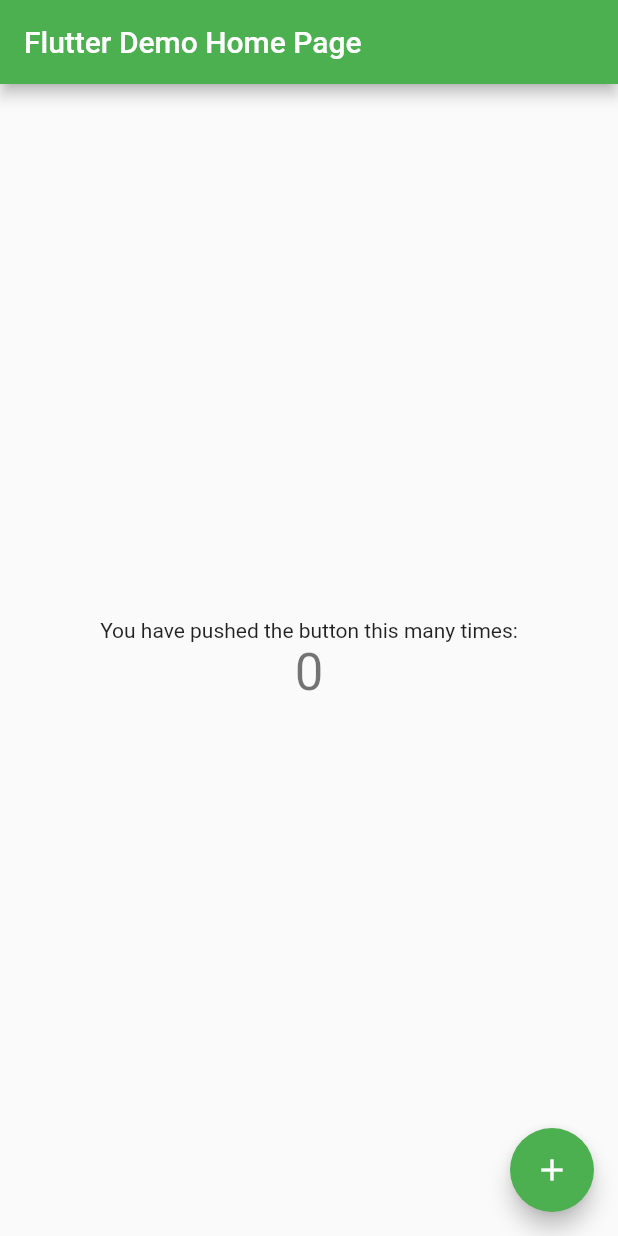
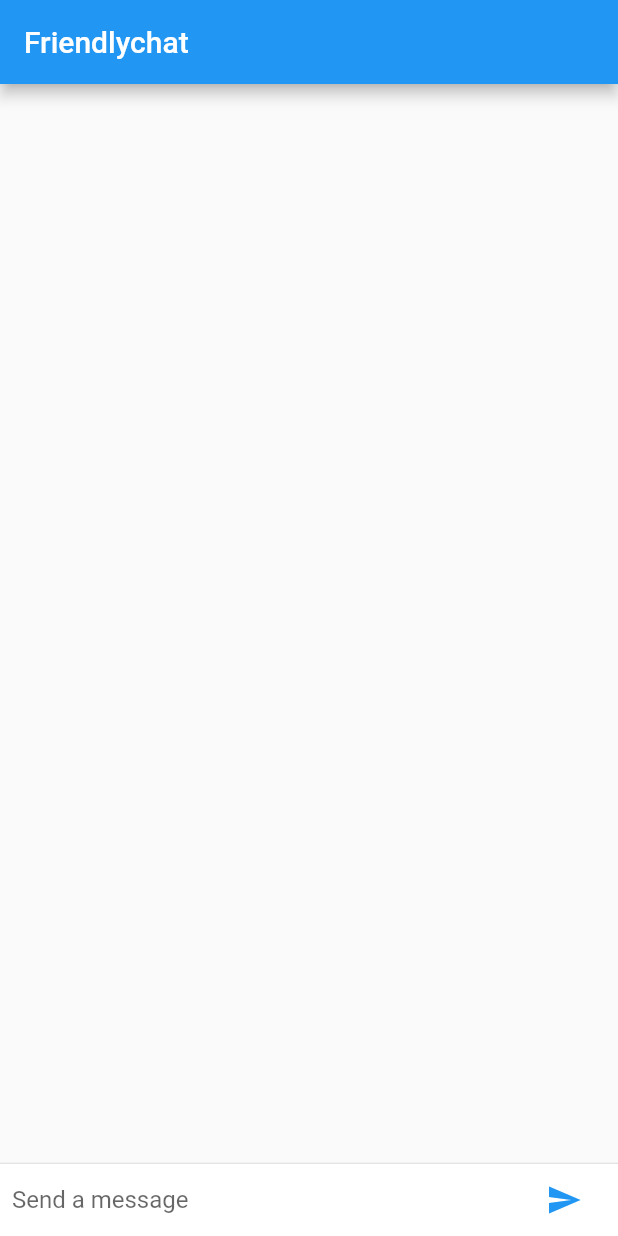
Before and after one commit to patelvishu05/FlutterProjects, a Flutter app: the screen it shows after launch, on a phone screen of 412 x 824 dp. Run offline on Flutter 3.47's test engine with Material 2 defaults, Android fonts, the phone set to English and light mode, and no system bars.

Commit message:
friendly chat app

```diff
--- a/flutter_app/lib/main.dart
+++ b/flutter_app/lib/main.dart
@@ -1,111 +1,120 @@
 import 'package:flutter/material.dart';
 
-void main() => runApp(MyApp());
+const String _name = "Vishal";
 
-class MyApp extends StatelessWidget {
-  // This widget is the root of your application.
+void main() {
+  runApp(new FriendlychatApp());
+}
+
+class FriendlychatApp extends StatelessWidget {
   @override
   Widget build(BuildContext context) {
-    return MaterialApp(
-      title: 'Flutter Demo',
-      theme: ThemeData(
-        // This is the theme of your application.
-        //
-        // Try running your application with "flutter run". You'll see the
-        // application has a blue toolbar. Then, without quitting the app, try
-        // changing the primarySwatch below to Colors.green and then invoke
-        // "hot reload" (press "r" in the console where you ran "flutter run",
-        // or simply save your changes to "hot reload" in a Flutter IDE).
-        // Notice that the counter didn't reset back to zero; the application
-        // is not restarted.
-        primarySwatch: Colors.green,
-      ),
-      home: MyHomePage(title: 'Flutter Demo Home Page'),
+    return new MaterialApp(
+      title: "Friendlychat",
+      home: new ChatScreen(),
     );
   }
 }
 
-class MyHomePage extends StatefulWidget {
-  MyHomePage({Key key, this.title}) : super(key: key);
-
-  // This widget is the home page of your application. It is stateful, meaning
-  // that it has a State object (defined below) that contains fields that affect
-  // how it looks.
-
-  // This class is the configuration for the state. It holds the values (in this
-  // case the title) provided by the parent (in this case the App widget) and
-  // used by the build method of the State. Fields in a Widget subclass are
-  // always marked "final".
-
-  final String title;
-
-  @override
-  _MyHomePageState createState() => _MyHomePageState();
+class ChatScreen extends StatefulWidget {                     //modified
+  @override                                                        //new
+  State createState() => new ChatScreenState();                    //new
 }
 
-class _MyHomePageState extends State<MyHomePage> {
-  int _counter = 0;
+class ChatScreenState extends State<ChatScreen> {
+  final TextEditingController _textController = new TextEditingController();
+  final List<ChatMessage> _messages = <ChatMessage>[];
 
-  void _incrementCounter() {
-    setState(() {
-      // This call to setState tells the Flutter framework that something has
-      // changed in this State, which causes it to rerun the build method below
-      // so that the display can reflect the updated values. If we changed
-      // _counter without calling setState(), then the build method would not be
-      // called again, and so nothing would appear to happen.
-      _counter++;
-    });
+  Widget build(BuildContext context) {
+    return new Scaffold(
+      appBar: new AppBar(title: new Text("Friendlychat")),
+      body: new Column(                                        //modified
+        children: <Widget>[                                         //new
+          new Flexible(                                             //new
+            child: new ListView.builder(                            //new
+              padding: new EdgeInsets.all(8.0),                     //new
+              reverse: true,                                        //new
+              itemBuilder: (_, int index) => _messages[index],      //new
+              itemCount: _messages.length,                          //new
+            ),                                                      //new
+          ),                                                        //new
+          new Divider(height: 1.0),                                 //new
+          new Container(                                            //new
+            decoration: new BoxDecoration(
+                color: Theme.of(context).cardColor),                  //new
+            child: _buildTextComposer(),                       //modified
+          ),                                                        //new
+        ],                                                          //new
+      ),                                                            //new
+    );
   }
 
-  @override
-  Widget build(BuildContext context) {
-    // This method is rerun every time setState is called, for instance as done
-    // by the _incrementCounter method above.
-    //
-    // The Flutter framework has been optimized to make rerunning build methods
-    // fast, so that you can just rebuild anything that needs updating rather
-    // than having to individually change instances of widgets.
-    return Scaffold(
-      appBar: AppBar(
-        // Here we take the value from the MyHomePage object that was created by
-        // the App.build method, and use it to set our appbar title.
-        title: Text(widget.title),
-      ),
-      body: Center(
-        // Center is a layout widget. It takes a single child and positions it
-        // in the middle of the parent.
-        child: Column(
-          // Column is also layout widget. It takes a list of children and
-          // arranges them vertically. By default, it sizes itself to fit its
-          // children horizontally, and tries to be as tall as its parent.
-          //
-          // Invoke "debug painting" (press "p" in the console, choose the
-          // "Toggle Debug Paint" action from the Flutter Inspector in Android
-          // Studio, or the "Toggle Debug Paint" command in Visual Studio Code)
-          // to see the wireframe for each widget.
-          //
-          // Column has various properties to control how it sizes itself and
-          // how it positions its children. Here we use mainAxisAlignment to
-          // center the children vertically; the main axis here is the vertical
-          // axis because Columns are vertical (the cross axis would be
-          // horizontal).
-          mainAxisAlignment: MainAxisAlignment.center,
+  void _handleSubmitted(String text) {
+    _textController.clear();
+    ChatMessage message = new ChatMessage(                         //new
+      text: text,                                                  //new
+    );                                                             //new
+    setState(() {                                                  //new
+      _messages.insert(0, message);                                //new
+    });                                                            //new
+  }
+
+
+  Widget _buildTextComposer() {
+    return new IconTheme(                                            //new
+      data: new IconThemeData(color: Theme.of(context).accentColor), //new
+      child: new Container(                                     //modified
+        margin: const EdgeInsets.symmetric(horizontal: 8.0),
+        child: new Row(
           children: <Widget>[
-            Text(
-              'You have pushed the button this many times:',
+            new Flexible(
+              child: new TextField(
+                controller: _textController,
+                onSubmitted: _handleSubmitted,
+                decoration: new InputDecoration.collapsed(
+                    hintText: "Send a message"),
+              ),
             ),
-            Text(
-              '$_counter',
-              style: Theme.of(context).textTheme.display1,
+            new Container(
+              margin: new EdgeInsets.symmetric(horizontal: 4.0),
+              child: new IconButton(
+                  icon: new Icon(Icons.send),
+                  onPressed: () => _handleSubmitted(_textController.text)),
             ),
           ],
         ),
+      ),                                                             //new
+    );
+  }
+
+}
+
+class ChatMessage extends StatelessWidget {
+  ChatMessage({this.text});
+  final String text;
+  @override
+  Widget build(BuildContext context) {
+    return new Container(
+      margin: const EdgeInsets.symmetric(vertical: 10.0),
+      child: new Row(
+        crossAxisAlignment: CrossAxisAlignment.start,
+        children: <Widget>[
+          new Container(
+            margin: const EdgeInsets.only(right: 16.0),
+            child: new CircleAvatar(child: new Text(_name[0])),
+          ),
+          new Column(
+            crossAxisAlignment: CrossAxisAlignment.start,
+            children: <Widget>[
+              new Text(_name, style: Theme.of(context).textTheme.subhead),
+              new Container(
+                margin: const EdgeInsets.only(top: 5.0),
+                child: new Text(text),
+              ),
+            ],
+          ),
+        ],
       ),
-      floatingActionButton: FloatingActionButton(
-        onPressed: _incrementCounter,
-        tooltip: 'Increment',
-        child: Icon(Icons.add),
-      ), // This trailing comma makes auto-formatting nicer for build methods.
     );
   }
 }
```
Also changed, not shown: 1 other file.
